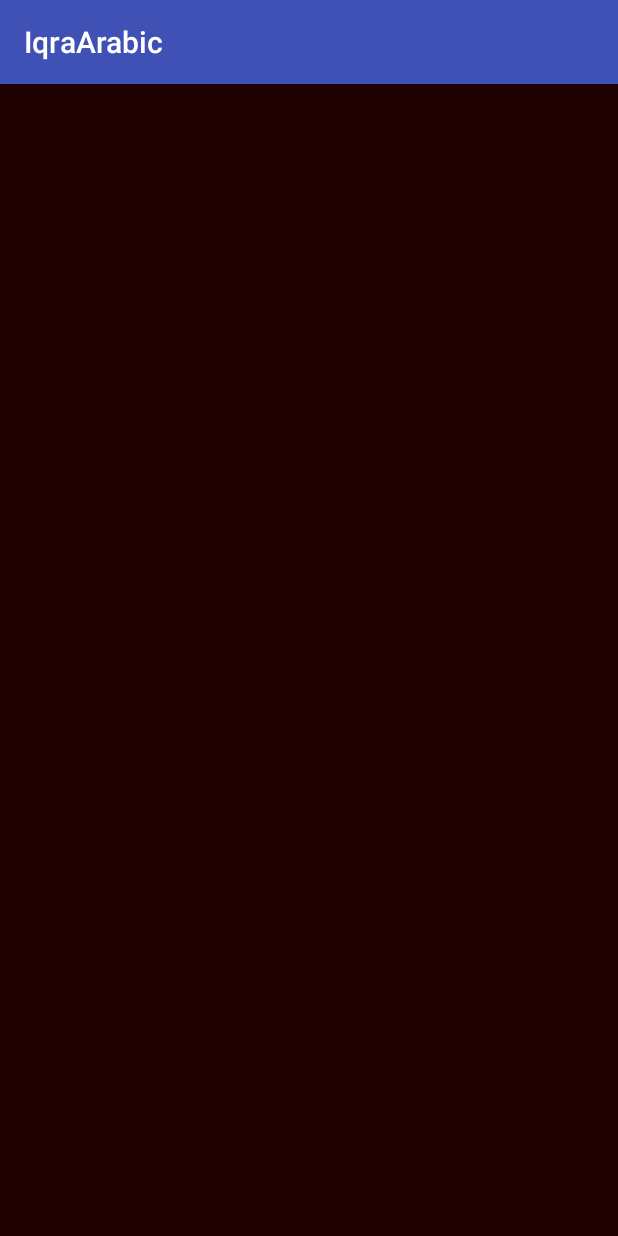
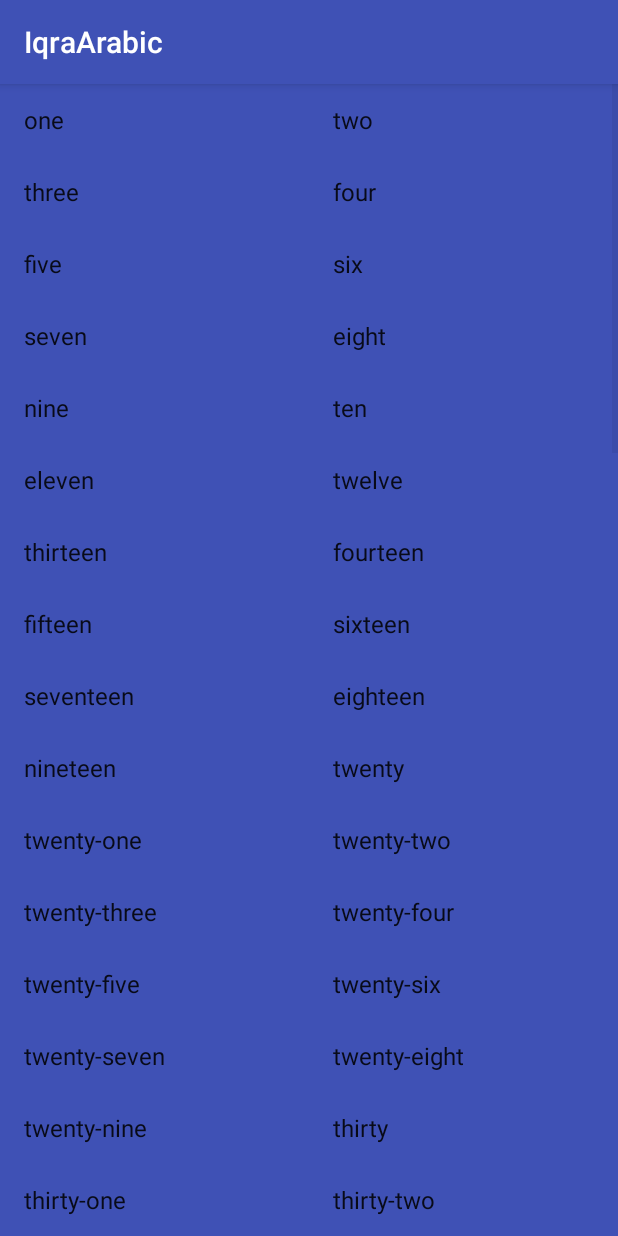
Before and after one commit to M-ZubairAhmed/Android-IqraArabic, an Android app: the NumbersActivity screen opened directly, with no data from a screen before it, on a phone screen of 412 x 824 dp. Run offline under Robolectric (Android 15) with nearby library versions, the phone set to English and light mode, and no system bars.

Commit message:
added adapter for numbers activity

```diff
--- a/app/src/main/java/com/example/android/miwok/NumbersActivity.java
+++ b/app/src/main/java/com/example/android/miwok/NumbersActivity.java
@@ -2,12 +2,38 @@ package com.example.android.miwok;
 
 import android.support.v7.app.AppCompatActivity;
 import android.os.Bundle;
+import android.widget.ArrayAdapter;
+import android.widget.GridView;
+import android.widget.ListView;
+
+import java.util.ArrayList;
+
+import static com.example.android.miwok.RawArrays.getNumbersAlpha;
 
 public class NumbersActivity extends AppCompatActivity {
+
+    ArrayAdapter<String> numbersAdapter;
+    ArrayList<String> numbers_ArList;
 
     @Override
     protected void onCreate(Bundle savedInstanceState) {
         super.onCreate(savedInstanceState);
         setContentView(R.layout.activity_numbers);
+
+        GridView numbersInAlpha_View = (GridView) findViewById(R.id.numbersActivity_XmlID);
+        numbers_ArList = populateArrayList();
+        numbersAdapter = new ArrayAdapter<String>(NumbersActivity.this, android.R.layout.simple_list_item_1, numbers_ArList);
+
+        numbersInAlpha_View.setAdapter(numbersAdapter);
+
+    }
+
+    protected  ArrayList<String> populateArrayList(){
+        String[] input = getNumbersAlpha();
+        ArrayList<String> output = new ArrayList<>();
+        for (int i = 0; i < input.length; i++) {
+            output.add(i,input[i]);
+        }
+        return output;
     }
 }
--- /dev/null
+++ b/app/src/main/java/com/example/android/miwok/RawArrays.java
@@ -0,0 +1,12 @@
+package com.example.android.miwok;
+
+
+public class RawArrays {
+
+    public static String[] getNumbersAlpha (){
+        String[] numberAlphaStringAr = {"one","two","three","four","five","six","seven","eight","nine","ten","eleven","twelve","thirteen","fourteen","fifteen","sixteen","seventeen","eighteen","nineteen","twenty","twenty-one","twenty-two","twenty-three","twenty-four","twenty-five","twenty-six","twenty-seven","twenty-eight","twenty-nine","thirty","thirty-one","thirty-two","thirty-three","thirty-four","thirty-five","thirty-six","thirty-seven","thirty-eight","thirty-nine","forty","forty-one","forty-two","forty-three","forty-four","forty-five","forty-six","forty-seven","forty-eight","forty-nine","fifty","fifty-one","fifty-two","fifty-three","fifty-four","fifty-five","fifty-six","fifty-seven","fifty-eight","fifty-nine","sixty","sixty-one","sixty-two","sixty-three","sixty-four","sixty-five","sixty-six","sixty-seven","sixty-eight","sixty-nine","seventy","seventy-one","seventy-two","seventy-three","seventy-four","seventy-five","seventy-six","seventy-seven","seventy-eight","seventy-nine","eighty","eighty-one","eighty-two","eighty-three","eighty-four","eighty-five","eighty-six","eighty-seven","eighty-eight","eighty-nine","ninety","ninety-one","ninety-two","ninety-three","ninety-four","ninety-five","ninety-six","ninety-seven","ninety-eight","ninety-nine","hundred"};
+
+        return numberAlphaStringAr;
+    }
+
+}
--- a/app/src/main/res/layout/activity_numbers.xml
+++ b/app/src/main/res/layout/activity_numbers.xml
@@ -1,7 +1,10 @@
 <?xml version="1.0" encoding="utf-8"?>
-<LinearLayout xmlns:android="http://schemas.android.com/apk/res/android"
-    android:orientation="vertical" android:layout_width="match_parent"
+<GridView xmlns:android="http://schemas.android.com/apk/res/android"
+    android:id="@+id/numbersActivity_XmlID"
+    android:layout_width="match_parent"
     android:layout_height="match_parent"
-    android:background="#200101">
+    android:numColumns="auto_fit"
+    android:background="@color/primary"
+    android:orientation="vertical">
 
-</LinearLayout>
+</GridView>
--- a/app/src/main/res/values/styles.xml
+++ b/app/src/main/res/values/styles.xml
@@ -20,8 +20,8 @@
         <item name="colorPrimary">@color/primary</item>
         <item name="actionMenuTextColor">@color/icons</item>
         <item name="colorAccent">@color/accent</item>
-        <item name="textColorPrimary">@color/primary_text</item>
-        <item name="textColorSecondary">@color/secondary_text</item>
+        <!--<item name="textColorPrimary">@color/primary_text</item>-->
+        <!--<item name="textColorSecondary">@color/secondary_text</item>-->
     </style>
 
     <!-- Style for a category of vocabulary words -->
```
Also changed, not shown: app/src/main/res/drawable/family_icon.png (added).
